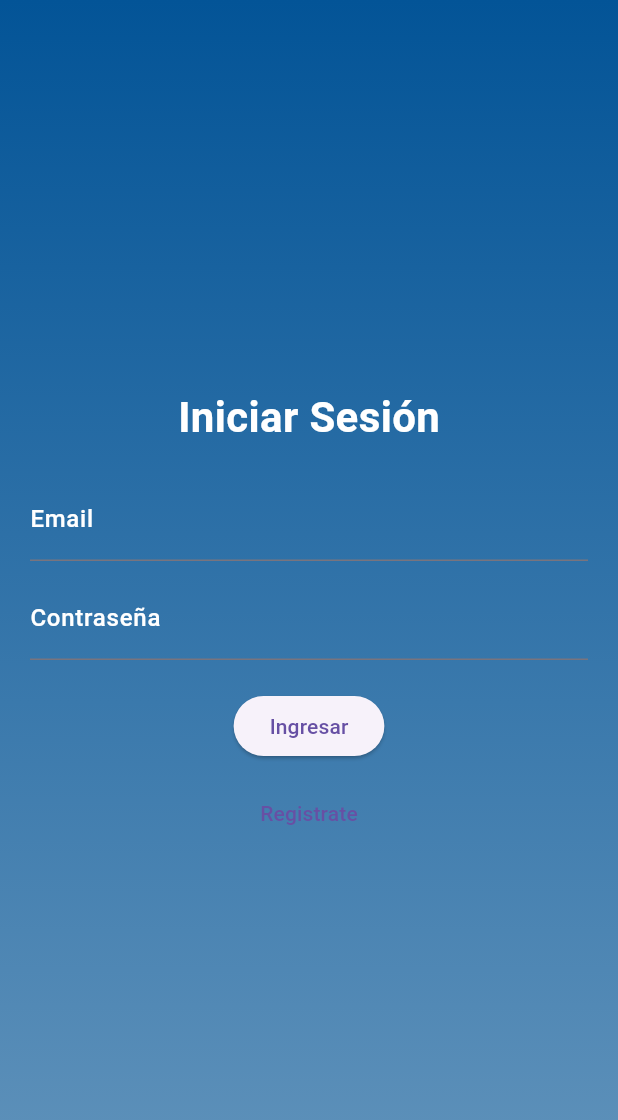
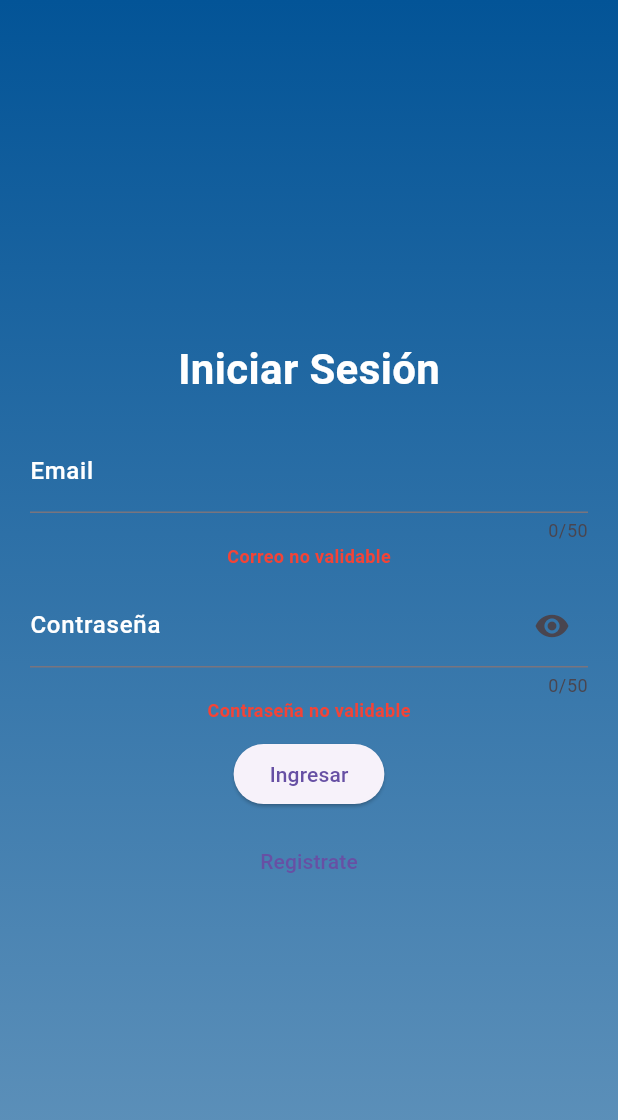
Before and after one commit to JJgithubUT/Termostato_Integradora, a Flutter app: the screen it shows after launch, after a tap on "Ingresar", on a phone screen of 412 x 824 dp. Shown: the top 1120 px of the screen. Run offline on Flutter 3.47's test engine with Material 3 defaults, Android fonts, the phone set to English and light mode, and no system bars; our stand-ins replace cloud_firestore, firebase_auth, firebase_core, shared_preferences; missing offline and left inert: encrypt; accounts and stored records are empty.

Commit message:
16-3-25 registrar usuario y login funcionales

```diff
--- a/lib/models/user_model.dart
+++ b/lib/models/user_model.dart
@@ -25,9 +25,9 @@ class UserModel {
   factory UserModel.fromDocumentSnapshot(DocumentSnapshot doc) {
     return UserModel(
       id: doc.id,
-      nombre: doc['nombre'],
-      contrasenia: doc['contrasenia'],
-      email: doc['email']
+      nombre: doc['nombre_usu'],
+      contrasenia: doc['contrasenia_usu'],
+      email: doc['email_usu']
     );
   }
 
--- a/lib/screens/login_screen.dart
+++ b/lib/screens/login_screen.dart
@@ -1,5 +1,7 @@
 import 'package:flutter/material.dart';
 import 'package:termostato_2/screens/register_user_screen.dart';
+import 'package:termostato_2/services/cloud_firestore_service.dart';
+import 'package:termostato_2/services/validation_service.dart';
 import '../widgets/themes.dart';
 
 class LoginScreen extends StatefulWidget {
@@ -10,28 +12,45 @@ class LoginScreen extends StatefulWidget {
 }
 
 class _LoginScreenState extends State<LoginScreen> {
+  bool _obscureText = true;
   final TextEditingController _emailController = TextEditingController();
   final TextEditingController _passwordController = TextEditingController();
-  String? _errorMessage;
+  final TextEditingController _alertEmailController = TextEditingController();
+  final TextEditingController _alertPasswordController = TextEditingController();
+  final ValidationService _validationService = ValidationService();
 
   @override
   void initState() {
     super.initState();
   }
 
-  Future<void> _login() async {
+  Future<void> _logIn() async {
+    setState(() {});
+    if (!_validationService.isValidEmail(_emailController.text)) {
+      _alertEmailController.text = 'Correo no validable';
+    }
+    if (!_validationService.isValidPassword(_passwordController.text)) {
+      _alertPasswordController.text = 'Contraseña no validable';
+    }
+
+    if (_validationService.isValidEmail(_emailController.text) &&
+        _validationService.isValidPassword(_passwordController.text)) {
+      await CloudFirestoreService().logIn(
+        context: context,
+        email: _emailController.text,
+        password: _passwordController.text,
+      );
+      cleanFields();
+    }
 
   }
 
-  /* void _showSnackBar(String message) {
-    ScaffoldMessenger.of(context).showSnackBar(
-      SnackBar(
-        content: Text(message),
-        backgroundColor: Colors.red,
-        duration: const Duration(seconds: 4),
-      ),
-    );
-  } */
+  void cleanFields() {
+    _emailController.text = '';
+    _passwordController.text = '';
+    _alertEmailController.text = '';
+    _alertPasswordController.text = '';
+  }
 
   @override
   Widget build(BuildContext context) {
@@ -47,35 +66,62 @@ class _LoginScreenState extends State<LoginScreen> {
                 Text("Iniciar Sesión", style: loginTitleStyle),
                 const SizedBox(height: 20),
                 TextField(
+                  maxLength: 50,
+                  keyboardType: TextInputType.emailAddress,
                   controller: _emailController,
                   decoration: InputDecoration(
                     labelText: "Email",
                     labelStyle: inputLabelStyle,
                   ),
                 ),
+                Text(
+                  _alertEmailController.text,
+                  style: TextStyle(
+                    fontSize: 12,
+                    color: Colors.red,
+                    fontWeight: FontWeight.bold,
+                  ),
+                ),
                 const SizedBox(height: 10),
                 TextField(
+                  obscureText: _obscureText,
+                  maxLength: 50,
+                  keyboardType: TextInputType.visiblePassword,
                   controller: _passwordController,
                   decoration: InputDecoration(
                     labelText: "Contraseña",
                     labelStyle: inputLabelStyle,
+                    suffixIcon: IconButton(
+                        icon: Icon(
+                          _obscureText
+                              ? Icons.visibility
+                              : Icons.visibility_off,
+                        ),
+                        onPressed: () {
+                          setState(() {
+                            _obscureText = !_obscureText;
+                          });
+                        },
+                    ),
                   ),
-                  obscureText: true,
+                ),
+                Text(
+                  _alertPasswordController.text,
+                  style: TextStyle(
+                    fontSize: 12,
+                    color: Colors.red,
+                    fontWeight: FontWeight.bold,
+                  ),
                 ),
                 const SizedBox(height: 10),
-                if (_errorMessage != null)
-                  Text(
-                    _errorMessage!,
-                    style: const TextStyle(color: Colors.red, fontSize: 14),
-                  ),
-                const SizedBox(height: 10),
                 ElevatedButton(
-                  onPressed: _login,
+                  onPressed: _logIn,
                   child: const Text("Ingresar"),
                 ),
                 const SizedBox(height: 10),
                 TextButton(
                   onPressed: () {
+                    cleanFields();
                     Navigator.push(
                       context,
                       MaterialPageRoute(
--- /dev/null
+++ b/lib/services/cifrado_service.dart
@@ -0,0 +1,21 @@
+//import 'dart:convert';
+import 'package:encrypt/encrypt.dart';
+
+class AESHelper {
+  static final Key key = Key.fromUtf8("12345678901234567890123456789012"); // Clave AES-256 (32 bytes)
+  static final IV iv = IV.fromUtf8("1234567890123456"); // Vector de inicialización (16 bytes)
+
+  // Encriptar una contraseña
+  static String encryptPassword(String plainText) {
+    final encrypter = Encrypter(AES(key, mode: AESMode.cbc));
+    final encrypted = encrypter.encrypt(plainText, iv: iv);
+    return encrypted.base64; // Retorna en Base64 para almacenar fácilmente
+  }
+
+  // Desencriptar una contraseña
+  static String decryptPassword(String encryptedText) {
+    final encrypter = Encrypter(AES(key, mode: AESMode.cbc));
+    final decrypted = encrypter.decrypt(Encrypted.fromBase64(encryptedText), iv: iv);
+    return decrypted;
+  }
+}
--- /dev/null
+++ b/lib/services/validation_service.dart
@@ -0,0 +1,40 @@
+class ValidationService {
+
+  bool isValidEmail(String email) {
+    // Definir la expresión regular para validar correos electrónicos
+    String pattern = r'^[a-zA-Z0-9._%+-]+@[a-zA-Z0-9.-]+\.[a-zA-Z]{2,}$';
+    RegExp regex = RegExp(pattern);
+
+    return regex.hasMatch(email);
+  }
+
+  bool isValidPassword(String password) {
+    // No debe contener espacios
+    if (password.contains(RegExp(r'\s'))) {
+      return false;
+    }
+    // Definir los criterios
+    bool hasUppercase = password.contains(RegExp(r'[A-Z]'));
+    bool hasLowercase = password.contains(RegExp(r'[a-z]'));
+    bool hasDigits = password.contains(RegExp(r'[0-9]'));
+    bool hasSpecialCharacters = password.contains(
+      RegExp(r'[!@#$%^&*(),.?":{}|<>]'),
+    );
+    bool hasMinLength = password.length >= 8;
+
+    return hasUppercase &&
+        hasLowercase &&
+        hasDigits &&
+        hasSpecialCharacters &&
+        hasMinLength;
+  }
+
+  bool isValidName(String name) {
+    name.trim();
+    bool hasMinLength = name.length >= 10;
+    bool hasMaxLength = name.length <= 50;
+
+    return hasMaxLength && hasMinLength;
+  }
+
+}
--- a/pubspec.yaml
+++ b/pubspec.yaml
@@ -14,6 +14,10 @@ dependencies:
   firebase_auth: ^5.5.1
   toastification: ^3.0.2
   fluttertoast: ^8.2.12
+  encrypt: ^5.0.3
+  flutter_secure_storage: ^4.2.1
+  bcrypt: ^1.1.3
+  shared_preferences: ^2.5.2
 
 dev_dependencies:
   flutter_test:
```
Also changed, not shown: lib/models/device_model.dart (added, +42 -0 lines), lib/screens/register_user_screen.dart (+58 -109 lines), lib/screens/thermostatus_screen.dart (added, +149 -0 lines), lib/services/cloud_firestore_service.dart (+211 -25 lines), pubspec.lock, 3 other files.
